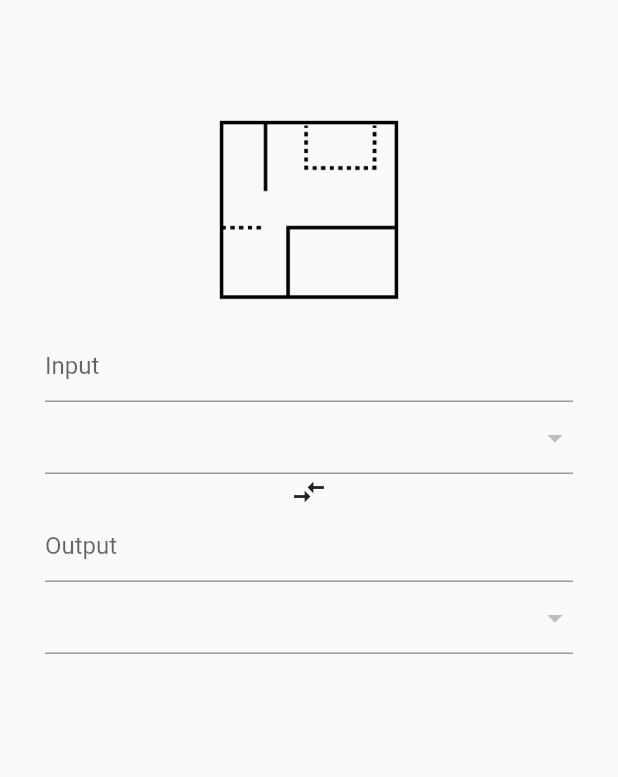
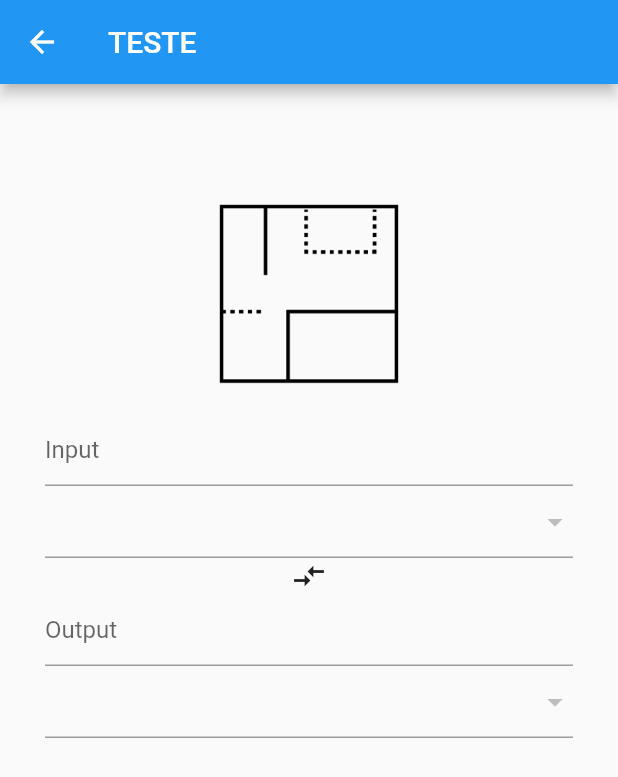
Before and after one commit to emiliosheinz/flutter-unity-converter, a Flutter app: the CalculatePage screen opened directly, on a phone screen of 412 x 824 dp. Shown: the top 777 px of the screen. Run offline on Flutter 3.47's test engine with Material 2 defaults, Android fonts, the phone set to English and light mode, and no system bars.

Commit message:
Adding app bar to calculate screen

```diff
--- a/unity_converter/lib/pages/calculate.dart
+++ b/unity_converter/lib/pages/calculate.dart
@@ -4,6 +4,9 @@ class CalculatePage extends StatelessWidget {
   @override
   Widget build(BuildContext context) {
     return Scaffold(
+      appBar: AppBar(
+        title: Text('Teste'.toUpperCase(), style: TextStyle()),
+      ),
       body: Center(
         child: Padding(
           padding: EdgeInsets.only(top: 80, left: 30, right: 30, bottom: 30),
```
